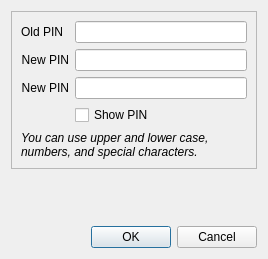
First picture: the form in stick20changepassworddialog.ui, repository Nitrokey/nitrokey-app, before the edit.
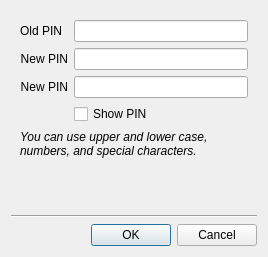
Second picture: the form after the edit. Icons and pictures are not drawn.

Commit message: fix frames and lines at windows

Patch:
```diff
--- a/stick20changepassworddialog.ui
+++ b/stick20changepassworddialog.ui
@@ -7,11 +7,11 @@
     <x>0</x>
     <y>0</y>
     <width>268</width>
-    <height>259</height>
+    <height>257</height>
    </rect>
   </property>
   <property name="sizePolicy">
-   <sizepolicy hsizetype="Expanding" vsizetype="Expanding">
+   <sizepolicy hsizetype="MinimumExpanding" vsizetype="MinimumExpanding">
     <horstretch>0</horstretch>
     <verstretch>0</verstretch>
    </sizepolicy>
@@ -32,11 +32,14 @@
        <verstretch>0</verstretch>
       </sizepolicy>
      </property>
+     <property name="autoFillBackground">
+      <bool>false</bool>
+     </property>
      <property name="frameShape">
-      <enum>QFrame::StyledPanel</enum>
+      <enum>QFrame::NoFrame</enum>
      </property>
      <property name="frameShadow">
-      <enum>QFrame::Raised</enum>
+      <enum>QFrame::Plain</enum>
      </property>
      <layout class="QVBoxLayout" name="verticalLayout_4">
       <item>
@@ -116,14 +119,24 @@
      <property name="orientation">
       <enum>Qt::Vertical</enum>
      </property>
+     <property name="sizeType">
+      <enum>QSizePolicy::Expanding</enum>
+     </property>
      <property name="sizeHint" stdset="0">
       <size>
-       <width>20</width>
+       <width>0</width>
        <height>0</height>
       </size>
      </property>
     </spacer>
    </item>
+   <item>
+    <widget class="Line" name="line">
+     <property name="orientation">
+      <enum>Qt::Horizontal</enum>
+     </property>
+    </widget>
+   </item>
    <item>
     <layout class="QHBoxLayout" name="horizontalLayout_2">
      <item>
```
The commit also changes 7 other files.
